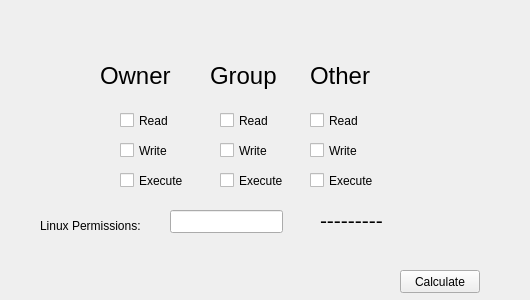
Above: widget.ui from albertomansogonzalez/chmod_calculator before the change. Below: the same form after it.
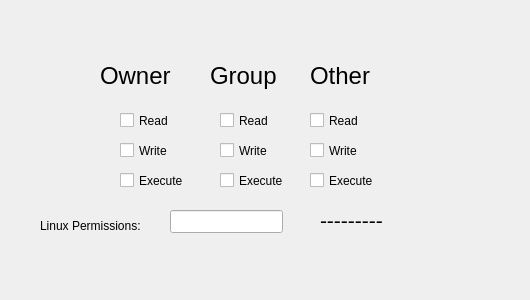
That is the form after the change.

Commit message:
Eliminamos boton inutil
Con le commit anterior ya no hace falta el boton. Ya se hace el calculo
con cada cambio de cualquier checkbox.

Diff of the .ui file:
```diff
--- a/widget.ui
+++ b/widget.ui
@@ -207,19 +207,6 @@
     <string>Other</string>
    </property>
   </widget>
-  <widget class="QPushButton" name="pushButton">
-   <property name="geometry">
-    <rect>
-     <x>400</x>
-     <y>270</y>
-     <width>80</width>
-     <height>23</height>
-    </rect>
-   </property>
-   <property name="text">
-    <string>Calculate</string>
-   </property>
-  </widget>
   <widget class="QLabel" name="label_permisos">
    <property name="geometry">
     <rect>
```
The commit also changes 2 other files.
